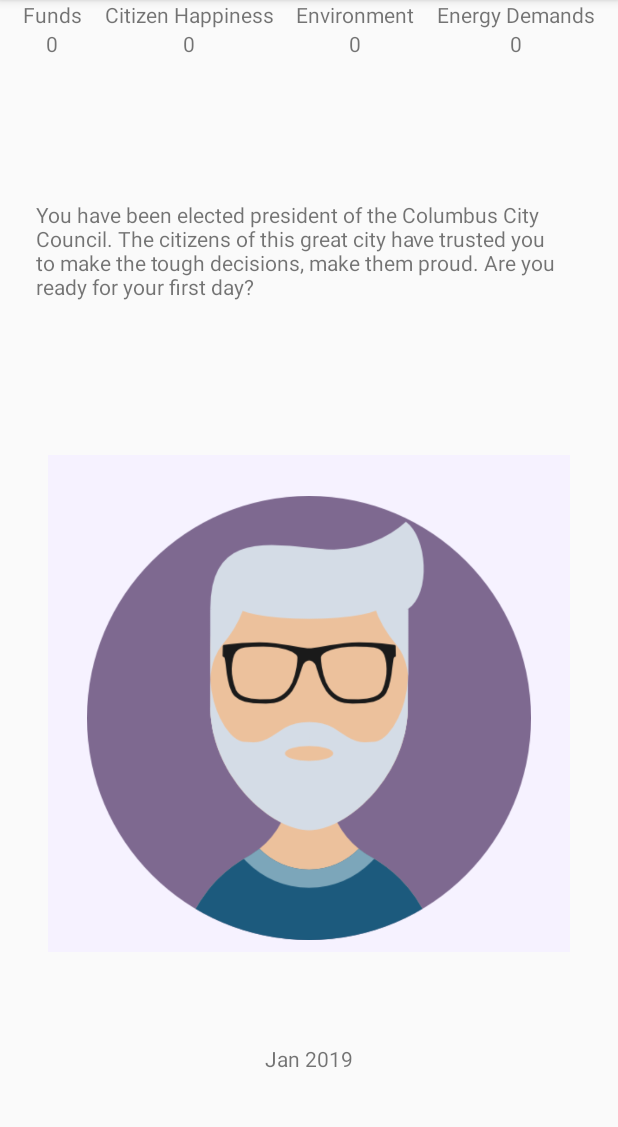
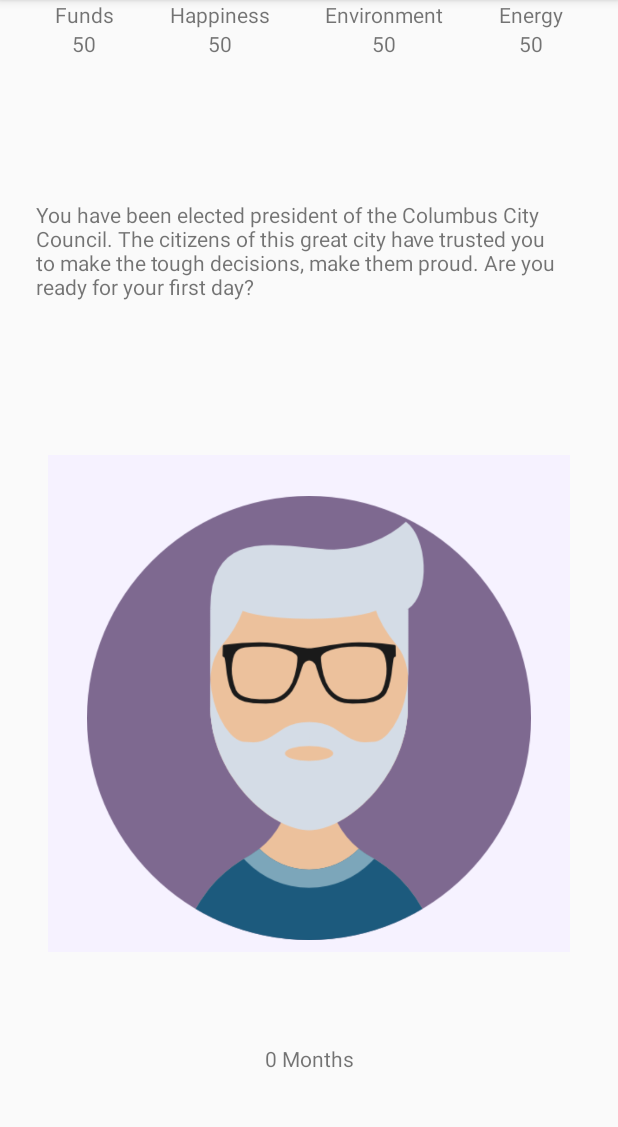
Before and after one commit to sotanishy/CBUSHack-TheShams, an Android app: the screen it shows after launch (MainActivity), on a phone screen of 412 x 824 dp, the part 84-1211 px from its top. Run offline under Robolectric (Android 15) with nearby library versions, the phone set to English and light mode, and no system bars.

Commit message:
Added meter modification and smoothed swiping

```diff
--- a/app/src/main/java/com/coffman/shams/cbushack/Decision.java
+++ b/app/src/main/java/com/coffman/shams/cbushack/Decision.java
@@ -2,7 +2,6 @@ package com.coffman.shams.cbushack;
 
 public class Decision {
     private String description;
-    //TODO add effects
 
     public Decision(String description) {
         this.description = description;
@@ -11,4 +10,8 @@ public class Decision {
     public String getDescription() {
         return description;
     }
+
+    public void onChoose(Game game) {
+        game.changeTime(3);
+    }
 }
--- /dev/null
+++ b/app/src/main/java/com/coffman/shams/cbushack/Game.java
@@ -0,0 +1,103 @@
+package com.coffman.shams.cbushack;
+
+import java.util.Arrays;
+import java.util.LinkedList;
+import java.util.NoSuchElementException;
+
+public class Game {
+    private int funds, happiness, environment, energy, time;
+    private Situation currentSituation;
+    private LinkedList<Situation> situationQueue;
+
+    public Game() {
+        funds = happiness = environment = energy = 50;
+
+        situationQueue = new LinkedList<>(
+                Arrays.asList(
+                        new Situation(
+                                "You have been elected president of the Columbus City Council. The citizens of this great city have trusted you to make the tough decisions, make them proud. Are you ready for your first day?",
+                                "",
+                                R.drawable.man,
+                                new Decision("No"),
+                                new Decision("Yes")),
+
+                        new Situation(
+                                "The people want to open a new school to stop the overcrowding. Do you agree?",
+                                "",
+                                R.drawable.girl,
+                                new Decision("No, they're fine") {
+                                    @Override
+                                    public void onChoose(Game game) {
+                                        super.onChoose(game);
+                                        game.changeHappiness(-5);
+                                    }
+                                },
+                                new Decision("Yes") {
+                                    @Override
+                                    public void onChoose(Game game) {
+                                        super.onChoose(game);
+                                        game.changeHappiness(10);
+                                        game.changeFunds(-10);
+                                    }
+                                })
+                )
+        );
+    }
+
+    public Situation getNextSituation() {
+        try {
+            return currentSituation = situationQueue.pop();
+        } catch (NoSuchElementException e) {
+            return currentSituation = new Situation(
+                    "You have reached the end of the game. Congrats!!! There is more to come soon...",
+                    "",
+                    R.drawable.boy,
+                    new Decision("Ok"),
+                    new Decision("Ok"));
+        }
+    }
+
+    public Situation getCurrentSituation() {
+        return currentSituation;
+    }
+
+    public void changeFunds(int delta) {
+        funds += delta;
+    }
+
+    public void changeHappiness(int delta) {
+        happiness += delta;
+    }
+
+    public void changeEnvironment(int delta) {
+        environment += delta;
+    }
+
+    public void changeEnergy(int delta) {
+        energy += delta;
+    }
+
+    public void changeTime(int delta) {
+        time += delta;
+    }
+
+    public int getFunds() {
+        return funds;
+    }
+
+    public int getHappiness() {
+        return happiness;
+    }
+
+    public int getEnvironment() {
+        return environment;
+    }
+
+    public int getEnergy() {
+        return energy;
+    }
+
+    public int getTime() {
+        return time;
+    }
+}
--- a/app/src/main/java/com/coffman/shams/cbushack/MainActivity.java
+++ b/app/src/main/java/com/coffman/shams/cbushack/MainActivity.java
@@ -14,10 +14,6 @@ import android.view.View;
 import android.widget.ImageView;
 import android.widget.TextView;
 
-import java.util.Arrays;
-import java.util.LinkedList;
-import java.util.NoSuchElementException;
-
 public class MainActivity extends AppCompatActivity {
 
     //TODO credit images : Icons made by Freepik from www.flaticon.com
@@ -27,35 +23,15 @@ public class MainActivity extends AppCompatActivity {
     private ImageView cardImage;
     private TextView cardText, overlayText;
     private TextView dateText;
-    private Situation currentSituation;
+    private TextView fundsValue, happinessValue, environmentValue, energyValue;
 
-    private LinkedList<Situation> situationQueue;
+    private Game game;
 
     @SuppressLint("ClickableViewAccessibility")
     @Override
     protected void onCreate(Bundle savedInstanceState) {
         super.onCreate(savedInstanceState);
         setContentView(R.layout.activity_main);
-
-        situationQueue = new LinkedList<>(
-                Arrays.asList(
-                        new Situation(
-                                "You have been elected president of the Columbus City Council. The citizens of this great city have trusted you to make the tough decisions, make them proud. Are you ready for your first day?",
-                                "",
-                                "Jan 2019",
-                                getResources().getDrawable(R.drawable.man),
-                                new Decision("No"),
-                                new Decision("Yes")),
-
-                        new Situation(
-                                "The people want to open a new school to stop the overcrowding. Do you agree?",
-                                "",
-                                "Apr 2019",
-                                getResources().getDrawable(R.drawable.girl),
-                                new Decision("No, they're fine"),
-                                new Decision("Yes"))
-                )
-        );
 
         topText = findViewById(R.id.topText);
 
@@ -83,15 +59,14 @@ public class MainActivity extends AppCompatActivity {
                         break;
 
                     case MotionEvent.ACTION_MOVE:
-                        view.setX((event.getRawX() * 2) - view.getWidth());
-
+                        view.setX((event.getRawX() * 2) + dX * 2);
 
                         if (view.getX() < view.getPaddingLeft()) {
-                            overlayText.setText(currentSituation.getLeft().getDescription());
+                            overlayText.setText(game.getCurrentSituation().getLeft().getDescription());
                             overlayText.setAlpha(-view.getX() / view.getWidth() - 0.2f);
                             overlayText.setTextAlignment(View.TEXT_ALIGNMENT_TEXT_END);
                         } else {
-                            overlayText.setText(currentSituation.getRight().getDescription());
+                            overlayText.setText(game.getCurrentSituation().getRight().getDescription());
                             overlayText.setAlpha(view.getX() / view.getWidth() - 0.2f);
                             overlayText.setTextAlignment(View.TEXT_ALIGNMENT_TEXT_START);
                         }
@@ -101,11 +76,13 @@ public class MainActivity extends AppCompatActivity {
 
                     case MotionEvent.ACTION_UP:
                         if (view.getX() < view.getWidth() * -0.7) {
-                            Log.e("D", "Left");
-                            setSituation(getNextSituation());
+                            Log.e("D", game.getCurrentSituation().getDescription() + " -> " + game.getCurrentSituation().getLeft().getDescription());
+                            game.getCurrentSituation().getLeft().onChoose(game);
+                            nextSituation();
                         } else if (view.getX() > view.getWidth() * 0.7) {
-                            Log.e("D", "Right");
-                            setSituation(getNextSituation());
+                            Log.e("D", game.getCurrentSituation().getDescription() + " -> " + game.getCurrentSituation().getRight().getDescription());
+                            game.getCurrentSituation().getRight().onChoose(game);
+                            nextSituation();
                         }
 
                         ObjectAnimator animation = ObjectAnimator.ofFloat(view, "translationX", view.getPaddingLeft());
@@ -130,34 +107,37 @@ public class MainActivity extends AppCompatActivity {
 
         cardText = findViewById(R.id.cardText);
 
-        setSituation(getNextSituation());
+        fundsValue = findViewById(R.id.fundsValue);
+        happinessValue = findViewById(R.id.happinessValue);
+        environmentValue = findViewById(R.id.environmentValue);
+        energyValue = findViewById(R.id.energyValue);
+
+        game = new Game();
+
+        nextSituation();
     }
 
-    private Situation getNextSituation() {
-        try {
-            return situationQueue.pop();
-        } catch (NoSuchElementException e) {
-            return new Situation(
-                    "You have reached the end of the game. Congrats!!! There is more to come soon...",
-                    "",
-                    "Jan 2100",
-                    getResources().getDrawable(R.drawable.boy),
-                    new Decision("Ok"),
-                    new Decision("Ok"));
-        }
-    }
 
-    private void setSituation(Situation situation) {
-        currentSituation = situation;
+    private void nextSituation() {
+        Situation situation = game.getNextSituation();
+
+        // Update Card
         topText.setText(situation.getDescription());
         overlayText.setText(situation.getOverlayText());
-        cardImage.setImageDrawable(situation.getImage());
-        dateText.setText(situation.getDate());
+        cardImage.setImageDrawable(getResources().getDrawable(situation.getDrawableId()));
+
+        // Update other values
+        fundsValue.setText("" + game.getFunds());
+        happinessValue.setText("" + game.getHappiness());
+        environmentValue.setText("" + game.getEnvironment());
+        energyValue.setText("" + game.getEnergy());
+        dateText.setText(game.getTime() + " Months");
     }
 
     /**
      * Change the value by the specified amount
-     * @param id the resource id of the value you want to change
+     *
+     * @param id    the resource id of the value you want to change
      * @param value how much you want to change the value by
      */
     private void changeValue(int id, double value) {
@@ -165,5 +145,4 @@ public class MainActivity extends AppCompatActivity {
         double currentValue = Integer.parseInt(tv.getText().toString());
         tv.setText("" + (currentValue + value));
     }
-
 }
--- a/app/src/main/java/com/coffman/shams/cbushack/Situation.java
+++ b/app/src/main/java/com/coffman/shams/cbushack/Situation.java
@@ -1,17 +1,14 @@
 package com.coffman.shams.cbushack;
 
-import android.graphics.drawable.Drawable;
-
 public class Situation {
-    private String description, overlayText, date;
-    private Drawable image;
+    private String description, overlayText;
+    private int drawableId;
     private Decision left, right;
 
-    public Situation(String description, String overlayText, String date, Drawable image, Decision left, Decision right) {
+    public Situation(String description, String overlayText, int drawableId, Decision left, Decision right) {
         this.description = description;
         this.overlayText = overlayText;
-        this.date = date;
-        this.image = image;
+        this.drawableId = drawableId;
         this.left = left;
         this.right = right;
     }
@@ -24,12 +21,8 @@ public class Situation {
         return overlayText;
     }
 
-    public String getDate() {
-        return date;
-    }
-
-    public Drawable getImage() {
-        return image;
+    public int getDrawableId() {
+        return drawableId;
     }
 
     public Decision getLeft() {
@@ -39,5 +32,4 @@ public class Situation {
     public Decision getRight() {
         return right;
     }
-
 }
--- a/app/src/main/res/layout/activity_main.xml
+++ b/app/src/main/res/layout/activity_main.xml
@@ -9,7 +9,9 @@
     <android.support.constraint.ConstraintLayout
         android:id="@+id/top"
         android:layout_width="match_parent"
-        android:layout_height="wrap_content">
+        android:layout_height="wrap_content"
+        app:layout_constraintTop_toTopOf="parent"
+        tools:layout_editor_absoluteX="0dp">
 
         <LinearLayout
             android:id="@+id/funds"
@@ -22,14 +24,14 @@
             <TextView
                 android:layout_width="wrap_content"
                 android:layout_height="wrap_content"
-                android:text="Funds"/>
+                android:text="Funds" />
 
             <TextView
                 android:id="@+id/fundsValue"
                 android:layout_width="wrap_content"
                 android:layout_height="wrap_content"
                 android:layout_gravity="center"
-                android:text="0"/>
+                android:text="0" />
         </LinearLayout>
 
         <LinearLayout
@@ -43,14 +45,14 @@
             <TextView
                 android:layout_width="wrap_content"
                 android:layout_height="wrap_content"
-                android:text="Citizen Happiness"/>
+                android:text="Happiness" />
 
             <TextView
                 android:id="@+id/happinessValue"
                 android:layout_width="wrap_content"
                 android:layout_height="wrap_content"
                 android:layout_gravity="center"
-                android:text="0"/>
+                android:text="0" />
         </LinearLayout>
 
         <LinearLayout
@@ -59,23 +61,23 @@
             android:layout_height="match_parent"
             android:orientation="vertical"
             app:layout_constraintLeft_toRightOf="@id/happiness"
-            app:layout_constraintRight_toLeftOf="@id/demands">
+            app:layout_constraintRight_toLeftOf="@id/energy">
 
             <TextView
                 android:layout_width="wrap_content"
                 android:layout_height="wrap_content"
-                android:text="Environment"/>
+                android:text="Environment" />
 
             <TextView
                 android:id="@+id/environmentValue"
                 android:layout_width="wrap_content"
                 android:layout_height="wrap_content"
                 android:layout_gravity="center"
-                android:text="0"/>
+                android:text="0" />
         </LinearLayout>
 
         <LinearLayout
-            android:id="@+id/demands"
+            android:id="@+id/energy"
             android:layout_width="wrap_content"
             android:layout_height="match_parent"
             android:orientation="vertical"
@@ -85,14 +87,14 @@
             <TextView
                 android:layout_width="wrap_content"
                 android:layout_height="wrap_content"
-                android:text="Energy Demands"/>
+                android:text="Energy" />
 
             <TextView
-                android:id="@+id/demandsValue"
+                android:id="@+id/energyValue"
                 android:layout_width="wrap_content"
                 android:layout_height="wrap_content"
                 android:layout_gravity="center"
-                android:text="0"/>
+                android:text="0" />
         </LinearLayout>
 
     </android.support.constraint.ConstraintLayout>
```
